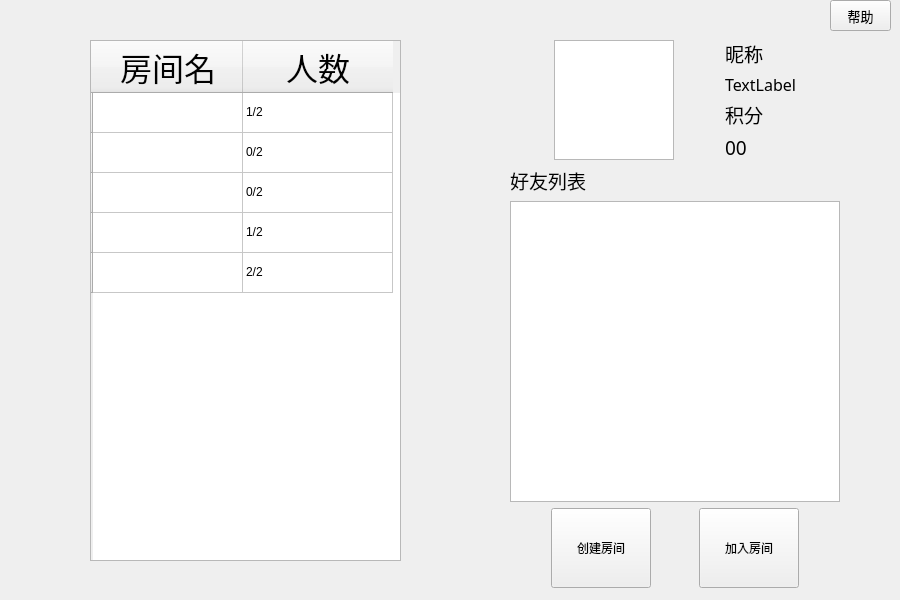
Old version of the form room/dating.ui in the repository kaiFashijian/junqi.
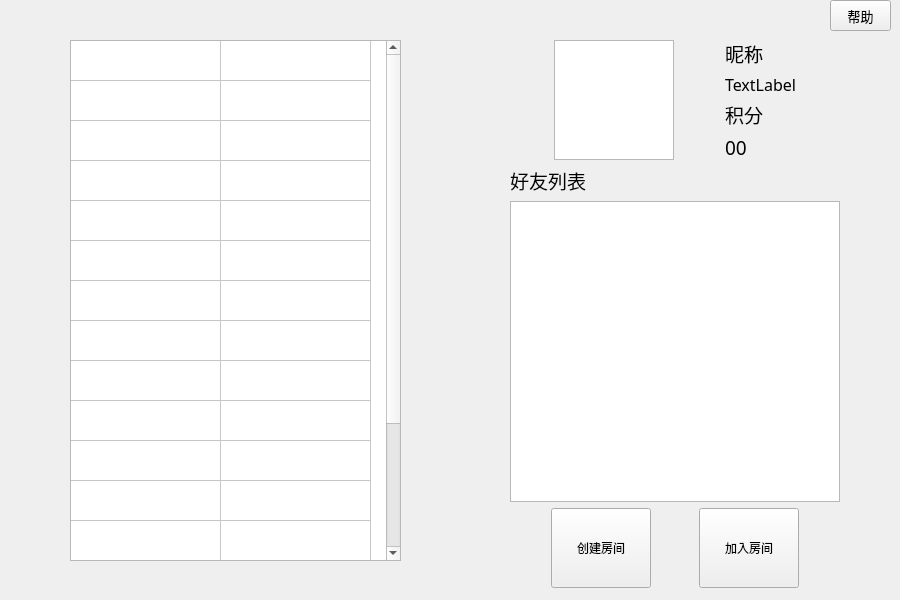
New version of the form.

```diff
--- a/room/dating.ui
+++ b/room/dating.ui
@@ -318,15 +318,27 @@
   <widget class="QTableWidget" name="roomtable">
    <property name="geometry">
     <rect>
-     <x>90</x>
+     <x>70</x>
      <y>40</y>
-     <width>311</width>
+     <width>331</width>
      <height>521</height>
     </rect>
    </property>
+   <property name="font">
+    <font>
+     <family>黑体</family>
+     <pointsize>12</pointsize>
+    </font>
+   </property>
    <property name="editTriggers">
     <set>QAbstractItemView::NoEditTriggers</set>
    </property>
+   <property name="rowCount">
+    <number>16</number>
+   </property>
+   <attribute name="horizontalHeaderVisible">
+    <bool>false</bool>
+   </attribute>
    <attribute name="horizontalHeaderCascadingSectionResizes">
     <bool>false</bool>
    </attribute>
@@ -336,6 +348,9 @@
    <attribute name="horizontalHeaderDefaultSectionSize">
     <number>150</number>
    </attribute>
+   <attribute name="verticalHeaderVisible">
+    <bool>false</bool>
+   </attribute>
    <attribute name="verticalHeaderDefaultSectionSize">
     <number>40</number>
    </attribute>
@@ -364,6 +379,17 @@
      <string/>
     </property>
    </row>
+   <row/>
+   <row/>
+   <row/>
+   <row/>
+   <row/>
+   <row/>
+   <row/>
+   <row/>
+   <row/>
+   <row/>
+   <row/>
    <column>
     <property name="text">
      <string>房间名</string>
@@ -371,7 +397,7 @@
     <property name="font">
      <font>
       <family>黑体</family>
-      <pointsize>24</pointsize>
+      <pointsize>20</pointsize>
      </font>
     </property>
    </column>
@@ -382,45 +408,42 @@
     <property name="font">
      <font>
       <family>黑体</family>
-      <pointsize>24</pointsize>
+      <pointsize>20</pointsize>
      </font>
     </property>
    </column>
+   <item row="0" column="0">
+    <property name="text">
+     <string/>
+    </property>
+   </item>
    <item row="0" column="1">
     <property name="text">
-     <string>1/2</string>
+     <string/>
     </property>
    </item>
    <item row="1" column="1">
     <property name="text">
-     <string>0/2</string>
+     <string/>
     </property>
    </item>
    <item row="2" column="1">
     <property name="text">
-     <string>0/2</string>
+     <string/>
     </property>
    </item>
    <item row="3" column="1">
     <property name="text">
-     <string>1/2</string>
+     <string/>
     </property>
    </item>
    <item row="4" column="1">
     <property name="text">
-     <string>2/2</string>
+     <string/>
     </property>
    </item>
   </widget>
  </widget>
- <customwidgets>
-  <customwidget>
-   <class>Qwidget</class>
-   <extends>QWidget</extends>
-   <header>qwidget.h</header>
-   <container>1</container>
-  </customwidget>
- </customwidgets>
  <resources/>
  <connections/>
 </ui>
```
Left out of the diff: 6 changed lines with no effect on the pictures.
